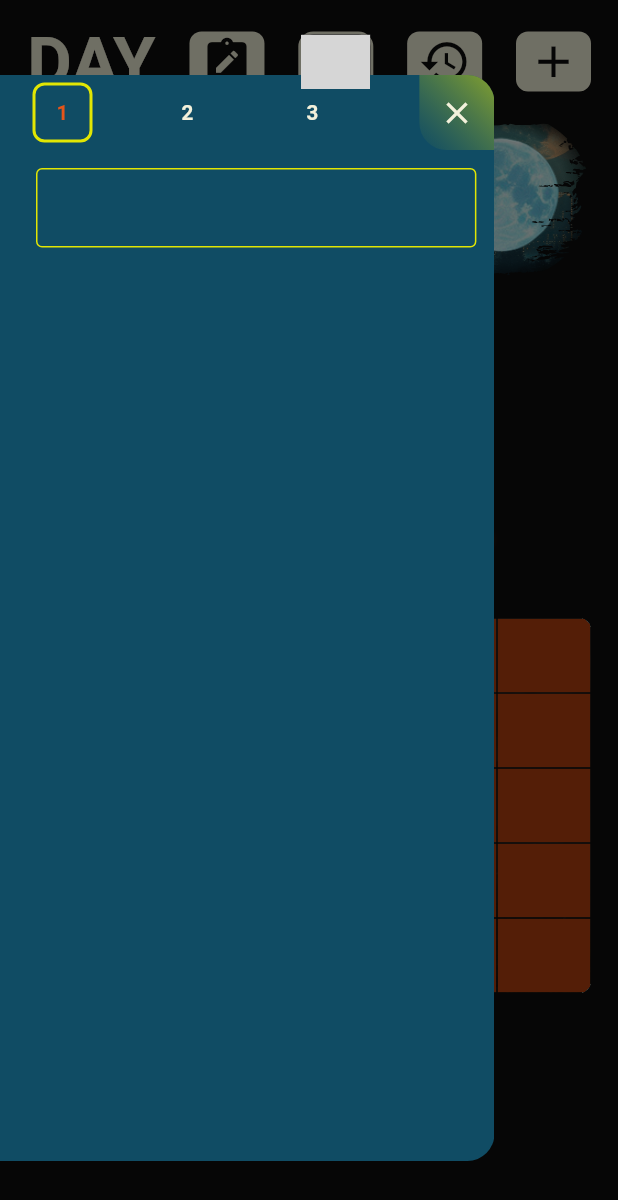
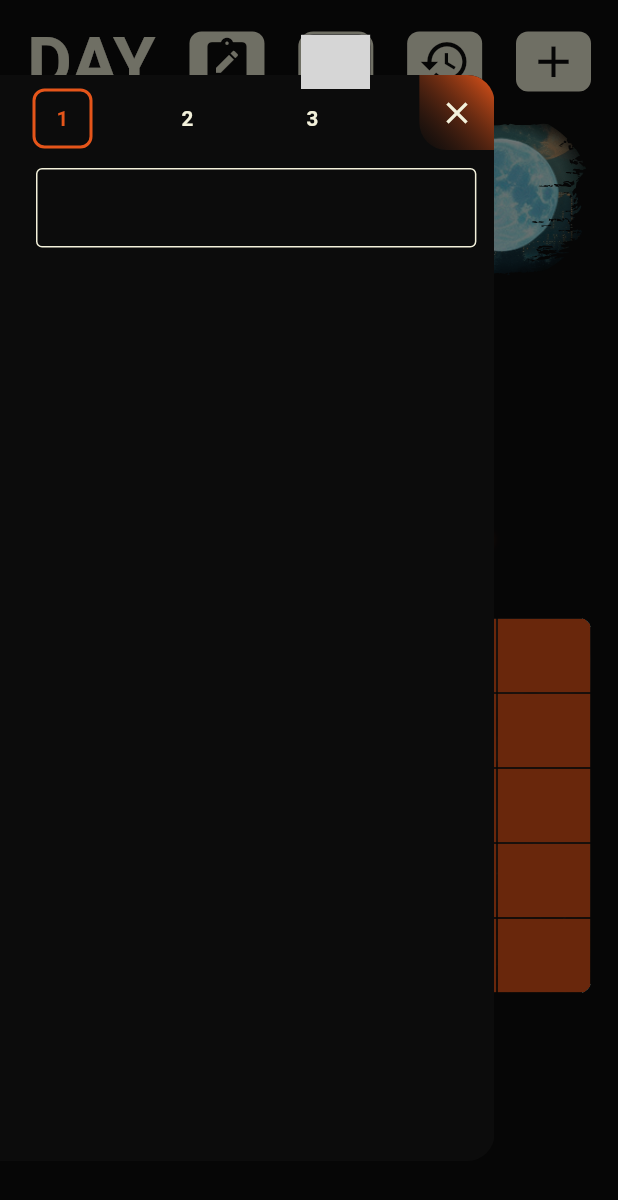
Before and after one commit to denissavishchev/neo_day, a Flutter app: the screen it shows after launch, with the side drawer open, on a phone screen of 412 x 824 dp. Shown: the top 1200 px of the screen. Run offline on Flutter 3.47's test engine with Material 3 defaults, Android fonts, the phone set to English and light mode, and no system bars; our stand-ins replace easy_localization, flutter_screenutil, flutter_svg, hive, hive_flutter; missing offline and left inert: country_flags; accounts and stored records are empty; grey boxes are pictures that could not be loaded.

```diff
--- a/assets/translations/en-US.json
+++ b/assets/translations/en-US.json
@@ -4,6 +4,7 @@
   "joke": "Joke",
   "addTodayTarget": "Add today target",
   "bodyEnergy": "Body energy (day {})",
+  "add": "Add",
 
   "quote0": "You can do more than you think.",
   "quote1": "Every small action is a step toward a big goal.",
--- a/assets/translations/pl-PL.json
+++ b/assets/translations/pl-PL.json
@@ -4,6 +4,7 @@
   "joke": "Żart",
   "addTodayTarget": "Dodaj dzisiejszy cel",
   "bodyEnergy": "Energia ciała (dzień {})",
+  "add": "Dodaj",
 
   "quote0": "Możesz więcej, niż myślisz.",
   "quote1": "Każde małe działanie to krok do wielkiego celu.",
--- a/assets/translations/ru-RU.json
+++ b/assets/translations/ru-RU.json
@@ -4,6 +4,7 @@
   "joke": "Шутка",
   "addTodayTarget": "Добавить цель на сегодня",
   "bodyEnergy": "Энергия в теле (день {})",
+  "add": "Добавить",
 
   "quote0": "Ты можешь больше, чем думаешь.",
   "quote1": "Каждое маленькое действие — шаг к большой цели.",
--- a/lib/constants.dart
+++ b/lib/constants.dart
@@ -1,17 +1,11 @@
 import 'package:flutter/material.dart';
 import 'package:flutter_screenutil/flutter_screenutil.dart';
 
-const kBlue = Color(0xff104c64);
 const kGrey = Color(0xffc9dfdc);
-const kRed = Color(0xffb6410f);
 const kBlack = Color(0xff0c0c0c);
 const kWhite = Color(0xfff3f1db);
 const kTangerine = Color(0xffe5551a);
-const kTangerineLight = Color(0xffff532e);
 
-const kIndigo = Color(0xff0d0d55);
-const kNavy = Color(0xff24e0ff);
-const kGreen = Color(0xffe2e603);
 
 TextStyle kTextStyle = TextStyle(
     color: kWhite,
@@ -41,15 +35,15 @@ TextStyle kBigTextStyle = TextStyle(
 const textFieldDecoration = InputDecoration(
   // hintStyle: kTextStyle,
   enabledBorder: OutlineInputBorder(
-      borderSide: BorderSide(color: kGreen)
+      borderSide: BorderSide(color: kWhite)
   ),
   focusedBorder: OutlineInputBorder(
-      borderSide: BorderSide(color: kGreen)
+      borderSide: BorderSide(color: kWhite)
   ),
   focusedErrorBorder: OutlineInputBorder(
-      borderSide: BorderSide(color: kRed)
+      borderSide: BorderSide(color: kTangerine)
   ),
   errorBorder: OutlineInputBorder(
-      borderSide: BorderSide(color: kRed)
+      borderSide: BorderSide(color: kTangerine)
   ),
 );
--- a/lib/widgets/day_widgets/motivation_widget.dart
+++ b/lib/widgets/day_widgets/motivation_widget.dart
@@ -84,7 +84,7 @@ class MotivationButton extends StatelessWidget {
         height: 40,
         decoration: BoxDecoration(
             color: kWhite,
-            borderRadius: BorderRadius.all(Radius.circular(12))
+            borderRadius: BorderRadius.all(Radius.circular(8))
         ),
         child: Center(child: Text(text, style: kBlackTextStyle)),
       ),
--- a/lib/widgets/night_widgets/night_widget.dart
+++ b/lib/widgets/night_widgets/night_widget.dart
@@ -24,9 +24,9 @@ class NightWidget extends StatelessWidget {
                     width: 18,
                     height: 18,
                     decoration: BoxDecoration(
-                        color: data.isTodayTarget ? kRed : kBlack.withValues(alpha: 0.8),
+                        color: data.isTodayTarget ? kTangerine : kBlack.withValues(alpha: 0.8),
                         borderRadius: BorderRadius.all(Radius.circular(7)),
-                        border: Border.all(color: data.isTodayTarget ? Colors.transparent : kRed, width: 2)
+                        border: Border.all(color: data.isTodayTarget ? Colors.transparent : kTangerine, width: 2)
                     ),
                   )
                 ],
@@ -77,7 +77,7 @@ class PuzzleWidget extends StatelessWidget {
                         width: (size.width - 36) / 6,
                         height: 50,
                         decoration: BoxDecoration(
-                            color: data.puzzleColors[i] == 0 ? kRed : Colors.transparent,
+                            color: data.puzzleColors[i] == 0 ? kTangerine : Colors.transparent,
                             border: Border.all(
                                 color: data.puzzleColors[i] == 0 ? kBlack : Colors.transparent,
                                 width: 0.5)
@@ -96,7 +96,7 @@ class PuzzleWidget extends StatelessWidget {
                         padding: const EdgeInsets.all(12),
                         clipBehavior: Clip.hardEdge,
                         decoration: BoxDecoration(
-                            color: kBlue,
+                            color: kBlack,
                             borderRadius: BorderRadius.all(Radius.circular(8))
                         ),
                       child: Column(
--- a/lib/widgets/notepad_widget.dart
+++ b/lib/widgets/notepad_widget.dart
@@ -19,7 +19,7 @@ class NotepadWidget extends StatelessWidget {
             child: Container(
               margin: const EdgeInsets.symmetric(vertical: 50),
               decoration: BoxDecoration(
-                  color: kBlue,
+                  color: kBlack,
                   borderRadius: BorderRadius.only(
                       topRight: Radius.circular(18),
                       bottomRight: Radius.circular(18)
@@ -32,7 +32,8 @@ class NotepadWidget extends StatelessWidget {
                         Container(
                           width: 250,
                           height: 50,
-                          color: kBlue,
+                          color: kBlack,
+                          padding: const EdgeInsets.only(top: 8),
                           child: Row(
                             mainAxisAlignment: MainAxisAlignment.spaceAround,
                             children: [
@@ -48,7 +49,7 @@ class NotepadWidget extends StatelessWidget {
                           height: 50,
                           decoration: BoxDecoration(
                               gradient: LinearGradient(
-                                colors: [kGreen.withValues(alpha: 0.55), kBlue.withValues(alpha: 0.4)],
+                                colors: [kTangerine, kBlack.withValues(alpha: 0.4)],
                                 begin: Alignment.topRight,
                                 end: Alignment.bottomLeft
                               ),
@@ -86,7 +87,7 @@ class NotepadWidget extends StatelessWidget {
                                       : index == 1
                                       ? data.notesTextControllerTwo
                                       : data.notesTextControllerThree,
-                                  cursorColor: kGreen,
+                                  cursorColor: kTangerine,
                                   keyboardType: TextInputType.multiline,
                                   maxLines: null,
                                   style: kTextStyle,
@@ -124,7 +125,7 @@ class NoteButton extends StatelessWidget {
             height: 40,
             decoration: BoxDecoration(
                 borderRadius: BorderRadius.circular(8),
-                border: Border.all(color: data.selectedNote == index ? kGreen : Colors.transparent, width: 2)
+                border: Border.all(color: data.selectedNote == index ? kTangerine : Colors.transparent, width: 2)
             ),
             child: TextButton(
                 onPressed: () => data.switchNote(index),
```
Also changed, not shown: lib/main_provider.dart (+30 -10 lines), lib/widgets/day_widgets/habits_list_widget.dart (+4 -4 lines), lib/widgets/day_widgets/task_switch_button_widget.dart (+8 -7 lines), lib/widgets/history_widgets/habit_history_container_widget.dart (+10 -23 lines).
